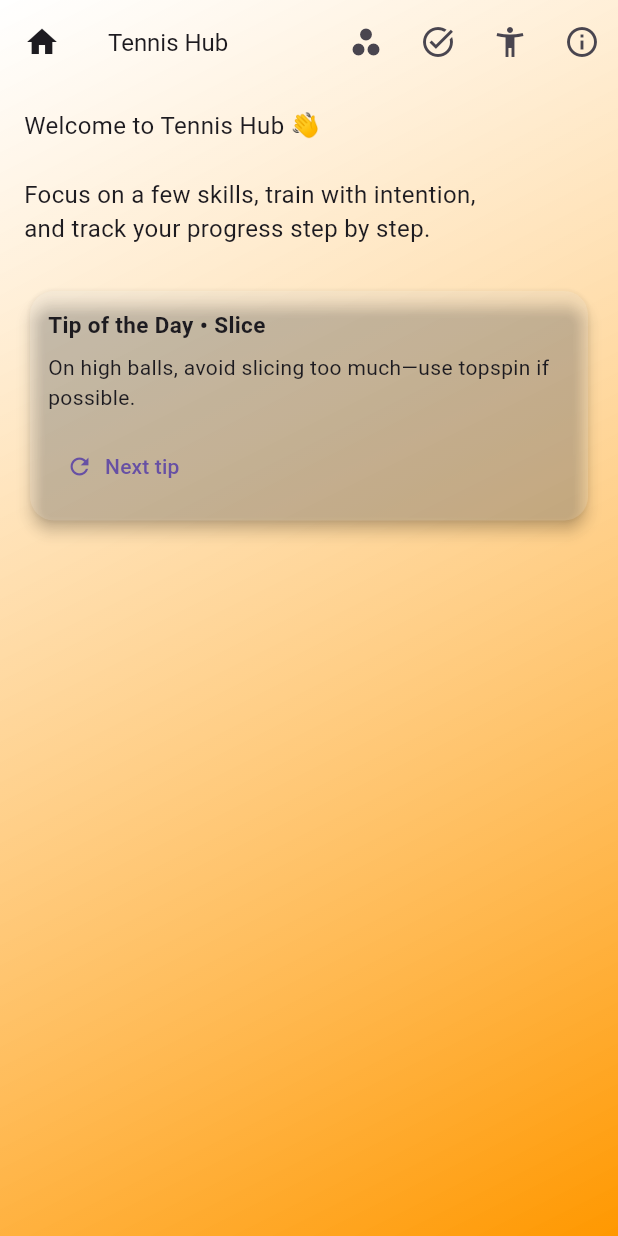
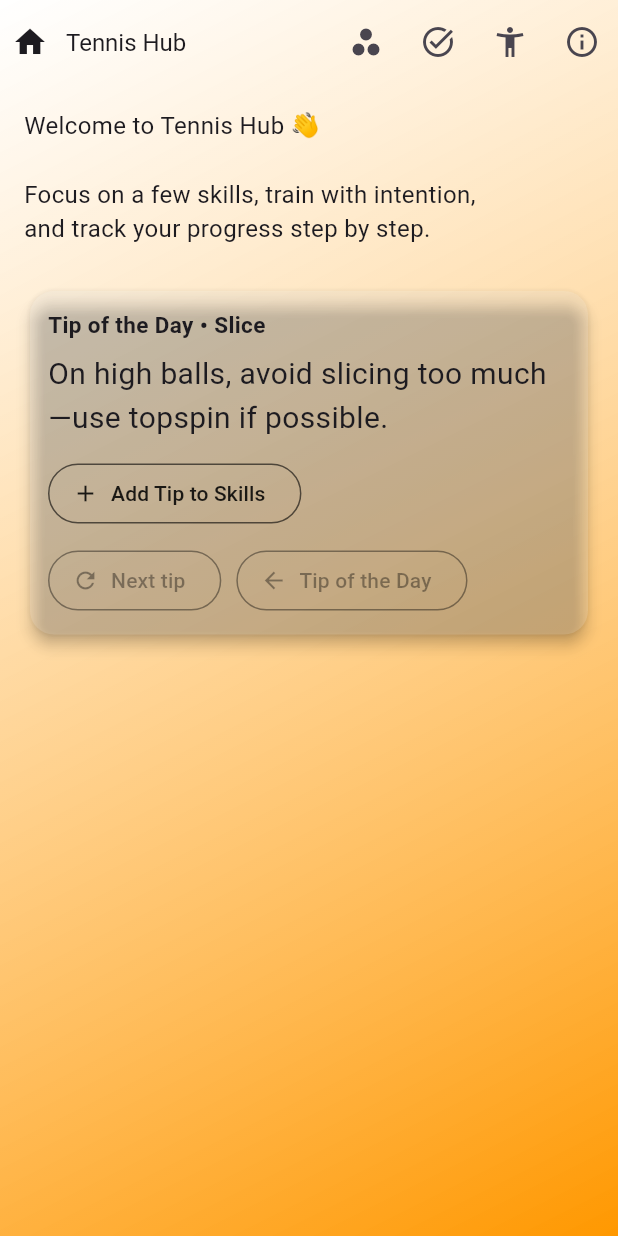
Before and after one commit to rozmaittya/tennis_progress_hub, a Flutter app: the screen it shows after launch, on a phone screen of 412 x 824 dp. Run offline on Flutter 3.47's test engine with Material 3 defaults, Android fonts, the phone set to English and light mode, and no system bars; our stand-ins replace flutter_riverpod, sqflite; accounts and stored records are empty.

Commit message:
Tip to skills

```diff
--- a/lib/providers/progress_items_providers.dart
+++ b/lib/providers/progress_items_providers.dart
@@ -33,7 +33,9 @@ class ProgressItemsNotifier extends StateNotifier<List<Map<String, dynamic>>> {
     state = items;
   }
 
-  Future<void> addItem(int areaId, String name) async {
+  //Future<void> addItem(int areaId, String name) async {
+
+    Future<void> addItem(String name) async {
     if (db == null) return;
     await db!.insertElement('progress_item', {
       'area_id': areaId,
--- a/lib/providers/tips_providers.dart
+++ b/lib/providers/tips_providers.dart
@@ -2,7 +2,7 @@ import 'package:flutter_riverpod/flutter_riverpod.dart';
 import '../data/random_tennis_tips.dart';
 import 'dart:math';
 
-typedef Tip = ({String areaKey, String text});
+typedef Tip = ({String text, String title, String area});
 
 final tipProvider = NotifierProvider<TipNotifier, Tip>(TipNotifier.new);
 
@@ -27,10 +27,12 @@ class TipNotifier extends Notifier<Tip> {
     final areaKey = categories[dayOfYear % categories.length];
 
     final tips = tennisTipsByCategory[areaKey] ?? const <String>[];
-    if (tips.isEmpty) return (areaKey: areaKey, text: '');
+    if (tips.isEmpty) return (title: '', text: '', area: '');
 
     final text = tips[dayOfYear % tips.length];
-    return (areaKey: areaKey, text: text);
+    final area = formatAreaKey(areaKey);
+    final title = 'Tip of the Day • $area';
+    return (title: title, text: text, area: area);
   }
 
   Tip _randomTip() {
@@ -38,11 +40,22 @@ class TipNotifier extends Notifier<Tip> {
     final areaKey = keys[_rnd.nextInt(keys.length)];
 
     final tips = tennisTipsByCategory[areaKey] ?? <String>[];
-    if (tips.isEmpty) return (areaKey: areaKey, text: '');
+    if (tips.isEmpty) return (title: '', text: '', area: '');
 
     final text = tips[_rnd.nextInt(tips.length)];
-    return (areaKey: areaKey, text: text);
+    final area = formatAreaKey(areaKey);
+    final title = 'Tip • ${formatAreaKey(areaKey)}';
+    return (title: title, text: text, area: area);
+  }
+
+  String formatAreaKey(String key) {
+    return key
+        .split('_')
+        .map((w) => w[0].toUpperCase() + w.substring(1))
+        .join(' ');
   }
 
   void nextTip() => state = _randomTip();
+
+  void backToTipOfTheDay() => state = _tipOfTheDay();
 }
--- a/lib/screens/home_content_screen.dart
+++ b/lib/screens/home_content_screen.dart
@@ -1,19 +1,19 @@
+import 'package:progress_hub_2/providers/database_provider.dart';
+import 'package:progress_hub_2/providers/progress_items_providers.dart';
+
 import '../providers/tips_providers.dart';
 import 'package:flutter/material.dart';
 import 'package:flutter_riverpod/flutter_riverpod.dart';
+import '../providers/progress_areas_providers.dart';
 
 class HomeContentScreen extends ConsumerWidget {
   const HomeContentScreen({super.key});
 
-  String formatAreaKey(String key) {
-    return key
-        .split('_')
-        .map((w) => w[0].toUpperCase() + w.substring(1))
-        .join(' ');
-  }
   @override
   Widget build(BuildContext context, WidgetRef ref) {
     final tip = ref.watch(tipProvider);
+
+    final areas = ref.watch(progressAreasProvider);
 
     return ListView(
      padding: const EdgeInsets.all(16),
@@ -38,7 +38,7 @@ class HomeContentScreen extends ConsumerWidget {
               children: [
                 //Tip title
                 Text(
-                  'Tip of the Day • ${formatAreaKey(tip.areaKey)}',
+                  tip.title,
                   style: const TextStyle(
                     fontWeight: FontWeight.bold,
                     fontSize: 15,
@@ -50,18 +50,75 @@ class HomeContentScreen extends ConsumerWidget {
                 //Tip text
                 Text(
                   tip.text.isEmpty ? 'No tip available.' : tip.text,
-                  style: const TextStyle(fontSize: 14),
+                  style: const TextStyle(fontSize: 20),
                 ),
 
                 const SizedBox(height: 12,),
 
+                ElevatedButton.icon(
+                  onPressed: () async {
+                    final tip = ref.read(tipProvider);
+
+                      if (tip.text.isEmpty || tip.area.isEmpty) {
+                        ScaffoldMessenger.of(context).showSnackBar(
+                            SnackBar(content: Text('No tip to add')));
+                        return;
+                      }
+
+                    final areaId = ref.read(areaIdByNameProvider(tip.area));
+
+                    if (areaId == null) {
+                      ScaffoldMessenger.of(context).showSnackBar(
+                        SnackBar(content: Text('Skills group "${tip.area}" not found'),)
+                      );
+                      return;
+                    }
+
+                    await ref.read(progressItemsProvider(areaId).notifier).addItem(tip.text);
+
+                    ScaffoldMessenger.of(context).showSnackBar(
+                      SnackBar(content: Text('Tip added to skills'))
+                    );
+                  },
+
+                  icon: const Icon(Icons.add),
+                  label: const Text('Add Tip to Skills'),
+                  style: ElevatedButton.styleFrom(
+                    backgroundColor: Colors.transparent,
+                    foregroundColor: Colors.black87,
+                    elevation: 0,
+                    side: BorderSide(color: Colors.black87.withOpacity(0.6)),
+                  ),
+                ),
+
+                SizedBox(height: 10),
+
                 Row(
                   children: [
-                    TextButton.icon(
+                    ElevatedButton.icon(
                         onPressed: () => ref.read(tipProvider.notifier).nextTip(),
                         icon: const Icon(Icons.refresh),
                         label: const Text('Next tip'),
+                        style: ElevatedButton.styleFrom(
+                          backgroundColor: Colors.transparent,
+                          foregroundColor: Colors.black38,
+                          elevation: 0,
+                          side: BorderSide(color: Colors.black38.withOpacity(0.4)),
+                        ),
+                    ),
 
+                    SizedBox(width: 10),
+
+                    ElevatedButton.icon(
+                      onPressed: () => ref.read(tipProvider.notifier).backToTipOfTheDay(),
+                      icon: const Icon(Icons.arrow_back_outlined),
+                      label: const Text('Tip of the Day'),
+                      style: ElevatedButton.styleFrom(
+                        backgroundColor: Colors.transparent,
+                        foregroundColor: Colors.black38,
+                        elevation: 0,
+                        side: BorderSide(color: Colors.black38.withOpacity(0.4)),
+                      ),
                     ),
                   ],
                 )
--- a/lib/screens/home_page.dart
+++ b/lib/screens/home_page.dart
@@ -21,6 +21,9 @@ class HomePage extends ConsumerWidget {
         child: Scaffold(
           backgroundColor: Colors.transparent,
           appBar: AppBar(
+            leadingWidth: 36,
+            titleSpacing: 8,
+
             backgroundColor: Colors.transparent,
             title: Text(currentScreen.title ?? 'Main', style: TextStyle(
               fontSize: 16,
@@ -32,10 +35,12 @@ class HomePage extends ConsumerWidget {
                       screen: const HomeContentScreen(),
                   );
                   },
-                icon: Icon(Icons.home)),
+                icon: Icon(Icons.home),
+                visualDensity: VisualDensity.compact,
+            ),
             actions: [
               IconButton(
-                icon: Icon(Icons.spoke),
+                icon: Icon(Icons.spoke), //sports_martial_arts_rounded),
                 tooltip: 'Progress areas/Tennis skills',
                 onPressed: () {
                   ref.read(currentScreenProvider.notifier).state = ScreenData(
--- a/lib/screens/progress_item_screen.dart
+++ b/lib/screens/progress_item_screen.dart
@@ -83,7 +83,10 @@ class _ProgressItemScreenState extends ConsumerState<ProgressItemScreen> {
       if (result != null && result is String) {
         await ref
             .read(progressItemsProvider(widget.areaId).notifier)
-            .addItem(widget.areaId, result);
+            .addItem(result);
+        // await ref
+        //             .read(progressItemsProvider(widget.areaId).notifier)
+        //             .addItem(widget.areaId, result);
       }
     });
   }
```
Also changed, not shown: lib/providers/progress_areas_providers.dart (+11 -2 lines).
